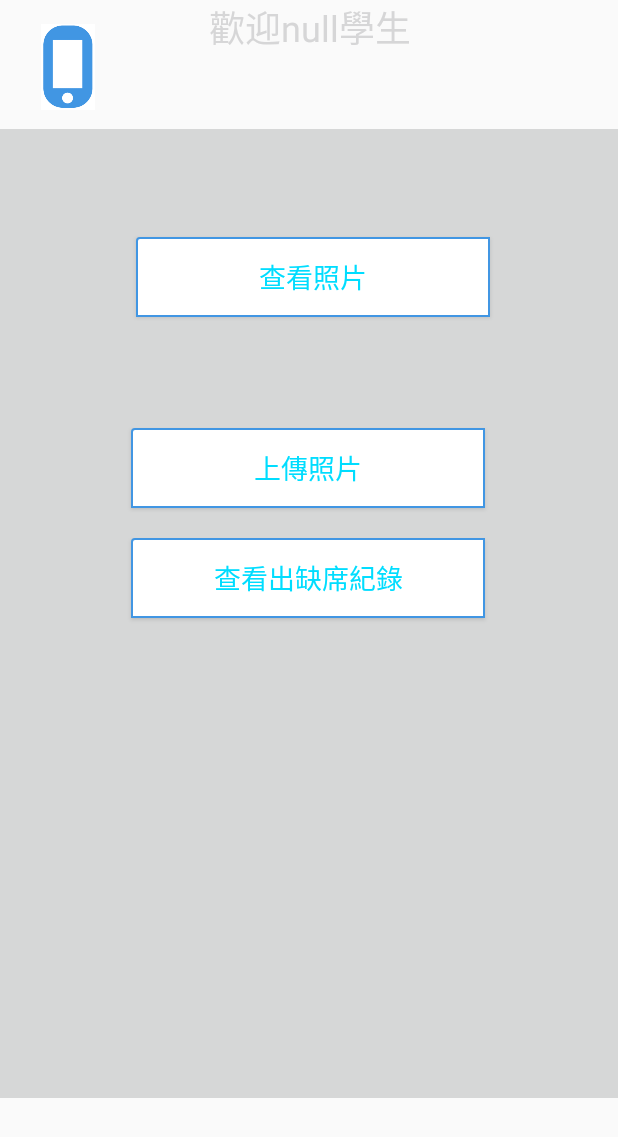
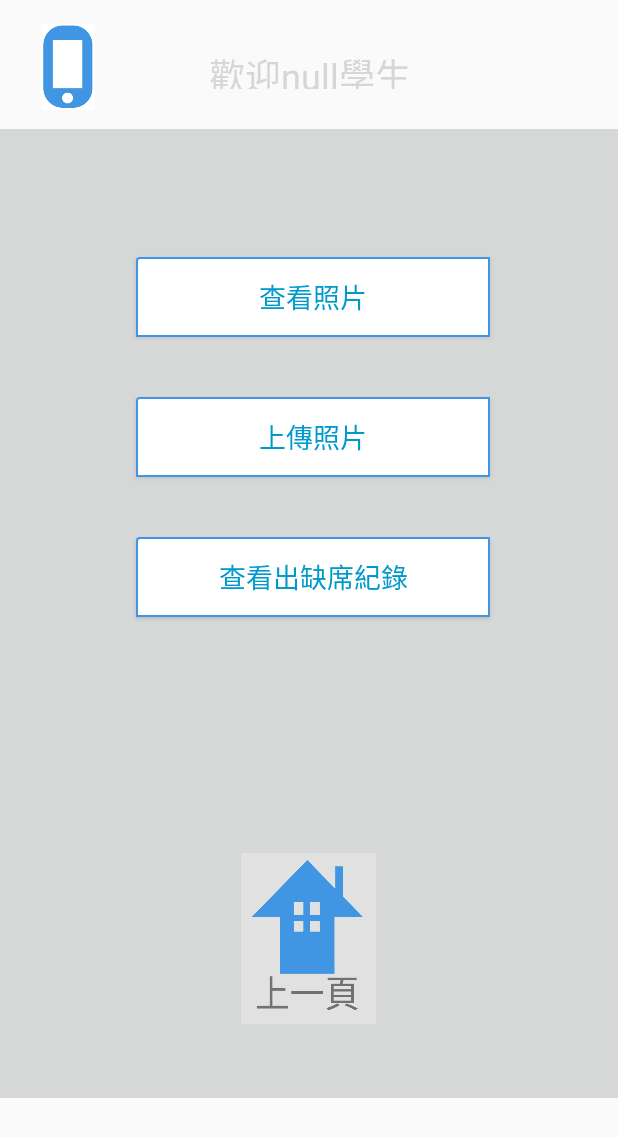
Before and after one commit to kevin77688/Face_recognition, an Android app: the student_opertion screen opened directly, with no data from a screen before it, on a phone screen of 412 x 824 dp. Shown: the top 1137 px of the screen. Run offline under Robolectric (Android 15) with nearby library versions, the phone set to English and light mode, and no system bars.

Commit message:
更新/修復學生操作頁面

```diff
--- a/project_app/app/src/main/java/com/example/myapplication/student_opertion.java
+++ b/project_app/app/src/main/java/com/example/myapplication/student_opertion.java
@@ -17,20 +17,25 @@ public class student_opertion extends AppCompatActivity {
         setContentView(R.layout.activity_student_opertion);
         GlobalVariable userdata = (GlobalVariable) getApplicationContext();
         TextView wel_text = (TextView) findViewById(R.id.wel_text);
-        Button btn_upload = (Button)findViewById((R.id.upload_button));
         email = userdata.getEmail();
-        wel_text.setText("歡迎" + userdata.getName() + "學生");
-        btn_upload.setOnClickListener(new View.OnClickListener() {
-            @Override
-            public void onClick(View v) {
-                ClickUpload();
-            }
-        });
+        wel_text.setText("\n歡迎" + userdata.getName() + "學生");
     }
-
-    protected  void ClickUpload(){
+    public void onclick(View v) {
         Intent intent = new Intent();
-        intent.setClass(this, student_upload.class);
+        switch(v.getId()){
+            case R.id.dcchect_photo_button:
+                intent.setClass(this , loginTest.class);
+                break;
+            case R.id.upload_button:
+                intent.setClass(this, student_upload.class);
+                break;
+            case R.id.check_presentation_record_button:
+//                intent.setClass(this , teacher_login_new.class);
+                break;
+            case R.id.return_button:
+                intent.setClass(this , loginTest.class);
+                break;
+        }
         startActivity(intent);
     }
 
--- a/project_app/app/src/main/res/layout/activity_student_opertion.xml
+++ b/project_app/app/src/main/res/layout/activity_student_opertion.xml
@@ -5,6 +5,19 @@
     android:layout_width="match_parent"
     android:layout_height="match_parent"
     tools:context=".student_opertion">
+
+    <Button
+        android:id="@+id/return_button"
+        android:layout_width="90dp"
+        android:layout_height="114dp"
+        android:background="@drawable/home_gray"
+        android:onClick="onclick"
+        app:layout_constraintBottom_toBottomOf="parent"
+        app:layout_constraintEnd_toEndOf="parent"
+        app:layout_constraintHorizontal_bias="0.498"
+        app:layout_constraintStart_toStartOf="parent"
+        app:layout_constraintTop_toBottomOf="@+id/check_presentation_record_button"
+        app:layout_constraintVertical_bias="0.527" />
 
     <TextView
         android:id="@+id/wel_text"
@@ -59,44 +72,45 @@
         android:id="@+id/dcchect_photo_button"
         android:layout_width="236dp"
         android:layout_height="53dp"
-        android:layout_marginBottom="20dp"
+        android:layout_marginTop="112dp"
         android:background="@drawable/button_white"
         android:text="查看照片"
-        android:textColor="@android:color/holo_blue_bright"
+        android:textColor="@android:color/holo_blue_dark"
         android:textSize="18sp"
-        app:layout_constraintBottom_toTopOf="@+id/upload_button"
         app:layout_constraintEnd_toEndOf="parent"
         app:layout_constraintHorizontal_bias="0.514"
         app:layout_constraintStart_toStartOf="parent"
-        app:layout_constraintTop_toBottomOf="@+id/wel_text"
-        app:layout_constraintVertical_bias="0.647" />
+        app:layout_constraintTop_toBottomOf="@+id/wel_text" />
 
     <Button
         android:id="@+id/upload_button"
         android:layout_width="236dp"
         android:layout_height="53dp"
-        android:layout_marginBottom="20dp"
+        android:layout_marginTop="40dp"
         android:background="@drawable/button_white"
         android:text="上傳照片"
-        android:textColor="@android:color/holo_blue_bright"
+        android:textColor="@android:color/holo_blue_dark"
         android:textSize="18sp"
-        app:layout_constraintBottom_toTopOf="@+id/check_presentation_record_button"
         app:layout_constraintEnd_toEndOf="parent"
-        app:layout_constraintHorizontal_bias="0.497"
-        app:layout_constraintStart_toStartOf="parent" />
+        app:layout_constraintHorizontal_bias="0.514"
+        app:layout_constraintStart_toStartOf="parent"
+        app:layout_constraintTop_toBottomOf="@+id/dcchect_photo_button" />
 
     <Button
         android:id="@+id/check_presentation_record_button"
         android:layout_width="236dp"
         android:layout_height="53dp"
-        android:layout_marginBottom="320dp"
+        android:layout_marginTop="40dp"
+        android:layout_marginBottom="356dp"
         android:background="@drawable/button_white"
         android:text="查看出缺席紀錄"
-        android:textColor="@android:color/holo_blue_bright"
+        android:textColor="@android:color/holo_blue_dark"
         android:textSize="18sp"
         app:layout_constraintBottom_toBottomOf="@+id/downview_text"
         app:layout_constraintEnd_toEndOf="parent"
-        app:layout_constraintHorizontal_bias="0.497"
-        app:layout_constraintStart_toStartOf="parent" />
+        app:layout_constraintHorizontal_bias="0.514"
+        app:layout_constraintStart_toStartOf="parent"
+        app:layout_constraintTop_toBottomOf="@+id/upload_button"
+        app:layout_constraintVertical_bias="0.0" />
 
 </android.support.constraint.ConstraintLayout>
```
